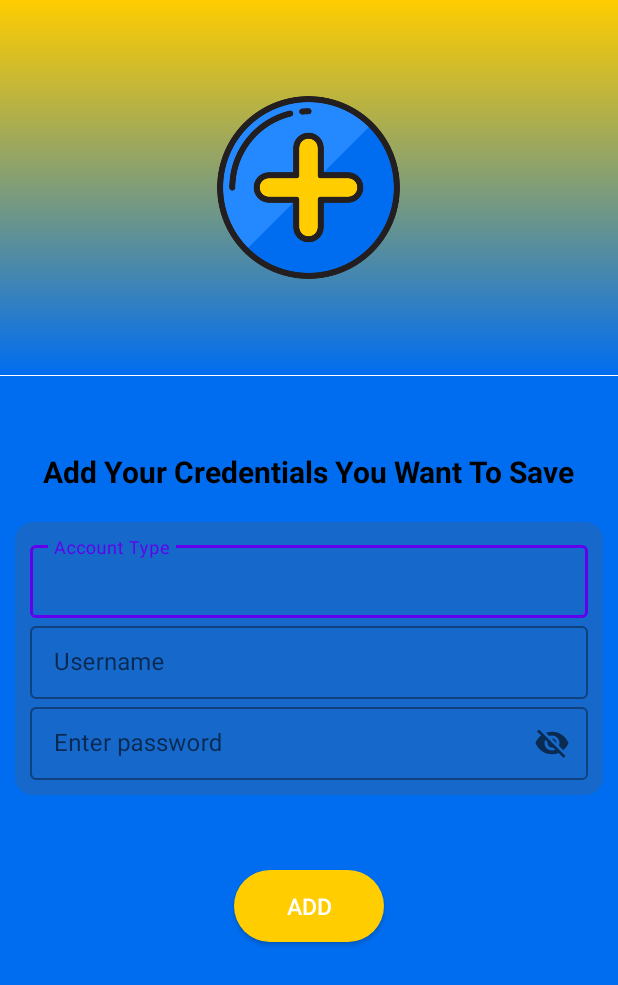
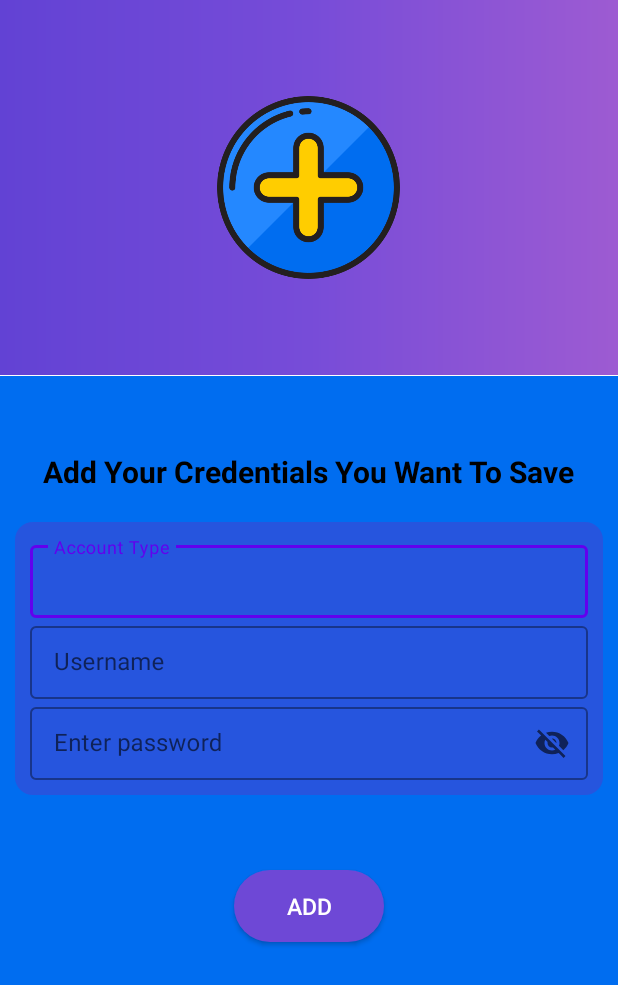
Before and after one commit to Lalit555/encrypto-password-manager-1, an Android app: the AddIds screen opened directly, with no data from a screen before it, on a phone screen of 412 x 824 dp. Shown: the top 985 px of the screen. Run offline under Robolectric (Android 15) with nearby library versions, the phone set to English and light mode, and no system bars; our stand-ins replace CircleImageView.

Commit message:
Minor UI Changes

```diff
--- a/app/src/main/java/com/skdevstudio/encrypto/PinVerify.kt
+++ b/app/src/main/java/com/skdevstudio/encrypto/PinVerify.kt
@@ -14,7 +14,7 @@ class PinVerify : AppCompatActivity() {
         binding = ActivityPinVerifyBinding.inflate(layoutInflater)
         setContentView(binding.root)
 
-        binding.root.setOnClickListener {
+        binding.verifyPin.setOnClickListener {
             startActivity(Intent(this,MainActivity::class.java))
             finishAffinity()
         }
--- a/app/src/main/res/drawable/gradient.xml
+++ b/app/src/main/res/drawable/gradient.xml
@@ -1,11 +1,13 @@
 <?xml version="1.0" encoding="utf-8"?>
-<shape xmlns:android="http://schemas.android.com/apk/res/android" android:shape="rectangle" >
+<shape xmlns:android="http://schemas.android.com/apk/res/android"
+    android:shape="rectangle">
+    <corners android:radius="0dp"/>
+
     <gradient
-        android:startColor="@color/accent2"
-        android:endColor="@color/accent1"
-        android:angle="90"/>
-    <corners
-        android:radius="0dp"/>
-
+        android:startColor="#6242d4"
+        android:centerColor="#774cd8"
+        android:type="linear"
+        android:endColor="#9d5bd2">
+    </gradient>
 
 </shape>
--- a/app/src/main/res/drawable/transulentwhitebg.xml
+++ b/app/src/main/res/drawable/transulentwhitebg.xml
@@ -1,5 +1,5 @@
 <?xml version="1.0" encoding="utf-8"?>
 <shape android:shape="rectangle" xmlns:android="http://schemas.android.com/apk/res/android">
-    <solid android:color="#40595959"/>
+    <solid android:color="#567228BC"/>
     <corners android:radius="12dp"/>
 </shape>
--- a/app/src/main/res/layout/activity_show_ids.xml
+++ b/app/src/main/res/layout/activity_show_ids.xml
@@ -5,7 +5,7 @@
     android:layout_width="match_parent"
     android:layout_height="match_parent"
     android:orientation="vertical"
-    android:background="@drawable/showbg"
+    android:background="@drawable/gradient"
     android:animateLayoutChanges="true"
     tools:context=".ShowIDs">
 
--- a/app/src/main/res/values-night/colors.xml
+++ b/app/src/main/res/values-night/colors.xml
@@ -7,7 +7,7 @@
     <color name="teal_700">#FF018786</color>
     <color name="black">#FF000000</color>
     <color name="white">#FFFFFFFF</color>
-    <color name="accent1"> #FFCD00</color>
+    <color name="accent1">#6E48D6</color>
     <color name="light_blue_50">#FFE1F5FE</color>
     <color name="light_blue_200">#FF81D4FA</color>
     <color name="light_blue_600">#FF039BE5</color>
--- a/app/src/main/res/values/colors.xml
+++ b/app/src/main/res/values/colors.xml
@@ -7,7 +7,7 @@
     <color name="teal_700">#FF018786</color>
     <color name="black">#FF000000</color>
     <color name="white">#FFFFFFFF</color>
-    <color name="accent1"> #FFCD00</color>
+    <color name="accent1">#6E48D6</color>
     <color name="light_blue_50">#FFE1F5FE</color>
     <color name="light_blue_200">#FF81D4FA</color>
     <color name="light_blue_600">#FF039BE5</color>
```
Also changed, not shown: app/src/main/res/layout/activity_pin_verify.xml (+13 -0 lines).
